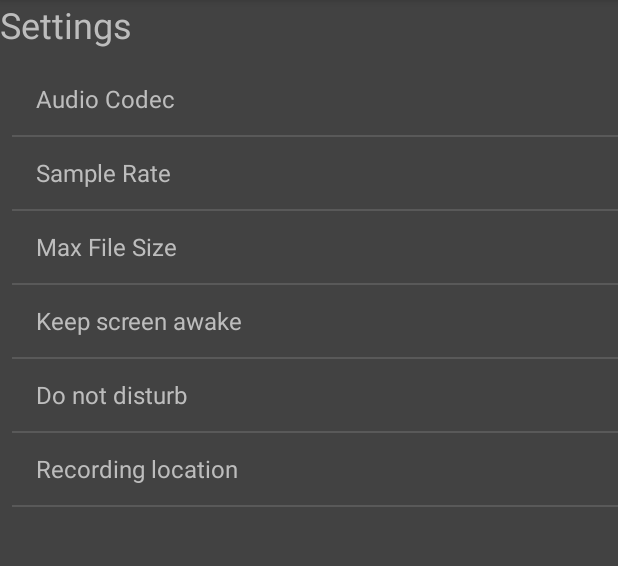
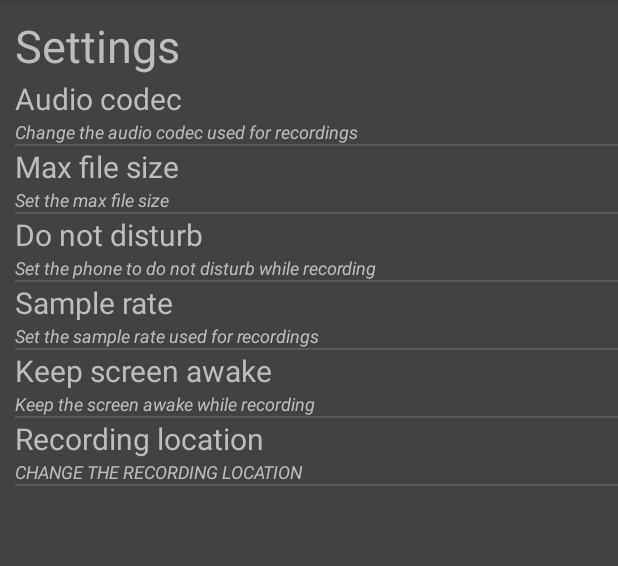
Before and after one commit to olsxn/VoiceRecorder, an Android app: the settings screen opened directly, with no data from a screen before it, on a phone screen of 412 x 824 dp, the part 84-650 px from its top. Run offline under Robolectric (Android 15) with nearby library versions, the phone set to English and light mode, and no system bars.

Commit message:
commit #2

```diff
--- a/app/src/main/java/com/voicerecorderproject/settings.java
+++ b/app/src/main/java/com/voicerecorderproject/settings.java
@@ -3,13 +3,16 @@ package com.voicerecorderproject;
 import android.os.Bundle;
 import android.view.View;
 import android.widget.AdapterView;
-import android.widget.ArrayAdapter;
 import android.widget.ListView;
-import android.widget.Toast;
+import android.widget.SimpleAdapter;
 
 import androidx.appcompat.app.AppCompatActivity;
 
 import java.util.ArrayList;
+import java.util.HashMap;
+import java.util.Iterator;
+import java.util.List;
+import java.util.Map;
 
 public class settings extends AppCompatActivity {
 
@@ -24,29 +27,85 @@ public class settings extends AppCompatActivity {
 
     public void handleListView() {
         listView = findViewById(R.id.list_view);
-        ArrayList<String> arrayList = new ArrayList<>();
 
-        addArrayItems(arrayList);
-        ArrayAdapter arrayAdapter = new ArrayAdapter(this, android.R.layout.simple_list_item_1, arrayList);
-        listView.setAdapter(arrayAdapter);
+        // let items have context menus
+        registerForContextMenu(listView);
 
+        HashMap items = createHashMap();
+
+        List<HashMap<String, String>> listItems = new ArrayList<>();
+
+        // set up format
+        SimpleAdapter adapter = new SimpleAdapter(this, listItems, R.layout.list_item,
+                new String[]{"First line", "Second line"},
+                new int[]{R.id.textView_items, R.id.textView_subItems});
+
+        Iterator it = items.entrySet().iterator();
+
+        // go through hashMap and add the strings to new hashMap resultsMap
+        while (it.hasNext()) {
+            HashMap<String, String> resultsMap = new HashMap<>();
+            Map.Entry pair = (Map.Entry) it.next();
+            resultsMap.put("First line", pair.getKey().toString());
+            resultsMap.put("Second line", pair.getValue().toString());
+            listItems.add(resultsMap);
+        }
+
+        // set adapter to listView
+        listView.setAdapter(adapter);
+
+        // when an item in the list is clicked, call handleChoice
         listView.setOnItemClickListener(new AdapterView.OnItemClickListener() {
             @Override
             public void onItemClick(AdapterView<?> parent, View view, int position, long id) {
-                Toast.makeText(settings.this, "Clicked item " + (position + 1), Toast.LENGTH_SHORT).show();
+                handleChoice(position);
             }
         });
     }
 
-    public void addArrayItems(ArrayList<String> arrayList) {
-        arrayList.add("Audio Codec");
-        arrayList.add("Sample Rate");
-        arrayList.add("Max File Size");
-        arrayList.add("Keep screen awake");
-        arrayList.add("Do not disturb");
-        arrayList.add("Recording location");
+    public HashMap createHashMap() {
+        HashMap<String, String> nameDescription = new HashMap<>();
+        nameDescription.put("Audio codec", "Change the audio codec used for recordings");
+        nameDescription.put("Sample rate", "Set the sample rate used for recordings");
+        nameDescription.put("Max file size", "Set the max file size");
+        nameDescription.put("Keep screen awake", "Keep the screen awake while recording");
+        nameDescription.put("Do not disturb", "Set the phone to do not disturb while recording");
+        nameDescription.put("Recording location", "CHANGE THE RECORDING LOCATION");
+        return nameDescription;
     }
 
+    public void handleChoice(int position) {
+        switch (position) {
+            // audio codec
+            case 0:
+                // in here, bring up options of different audio codecs which the user can choose
+                break;
 
+            // sample rate
+            case 1:
+                // in here, bring sample rate options up
+                break;
 
+            // max file size
+            case 2:
+                // in here, create slider to decide max file size
+                break;
+
+            // keep screen awake
+            case 3:
+                // create button to select yes or no
+                break;
+
+            // do not disturb
+            case 4:
+                // same as above
+                break;
+
+            // recording location
+            case 5:
+                // change recording location
+                break;
+
+        }
+    }
 }
--- a/app/src/main/res/layout/activity_settings.xml
+++ b/app/src/main/res/layout/activity_settings.xml
@@ -10,25 +10,28 @@
 
     <TextView
         android:text="@string/settings"
-        android:textSize="24sp"
+        android:textSize="30sp"
         android:textColor="@color/menuItemLightGrey"
         android:layout_width="wrap_content"
         android:layout_height="wrap_content"
+        android:layout_marginStart="10dp"
+        android:layout_marginLeft="10dp"
+        android:layout_marginTop="10dp"
         android:layout_alignParentLeft="true"
-        android:layout_alignParentTop="true"/>
+        android:layout_alignParentTop="true"
+        android:layout_alignParentStart="true"/>
 
     <ListView
         android:id="@+id/list_view"
-        android:textColor="@color/menuItemLightGrey"
-        android:layout_width="match_parent"
-        android:layout_height="match_parent"
+        android:layout_width="wrap_content"
+        android:layout_height="713dp"
         android:layout_alignParentStart="true"
         android:layout_alignParentLeft="true"
         android:layout_alignParentTop="true"
         android:layout_centerInParent="true"
-        android:layout_marginStart="8dp"
-        android:layout_marginLeft="8dp"
-        android:layout_marginTop="42dp" />
-
+        android:layout_marginStart="10dp"
+        android:layout_marginLeft="10dp"
+        android:layout_marginTop="52dp"
+        android:textColor="@color/menuItemLightGrey" />
 
 </RelativeLayout>
--- /dev/null
+++ b/app/src/main/res/layout/list_item.xml
@@ -0,0 +1,22 @@
+<?xml version="1.0" encoding="utf-8"?>
+<LinearLayout xmlns:android="http://schemas.android.com/apk/res/android"
+    android:orientation="vertical" android:layout_width="match_parent"
+    android:layout_height="match_parent">
+
+    <TextView
+        android:id="@+id/textView_items"
+        android:layout_width="match_parent"
+        android:layout_height="wrap_content"
+        android:textColor="@color/menuItemLightGrey"
+        android:textSize="20sp"
+        />
+
+    <TextView
+        android:id="@+id/textView_subItems"
+        android:layout_width="match_parent"
+        android:layout_height="wrap_content"
+        android:textColor="@color/menuItemLightGrey"
+        android:textSize="12sp"
+        android:textStyle="italic"/>
+
+</LinearLayout>
--- a/app/src/main/res/values/strings.xml
+++ b/app/src/main/res/values/strings.xml
@@ -8,4 +8,6 @@
     <string name="test">Second Activity Active</string>
     <string name="menu">menu</string>
     <string name="settings">Settings</string>
+    <string name="textview">Item</string>
+    <string name="textview2">SubItem</string>
 </resources>
```
